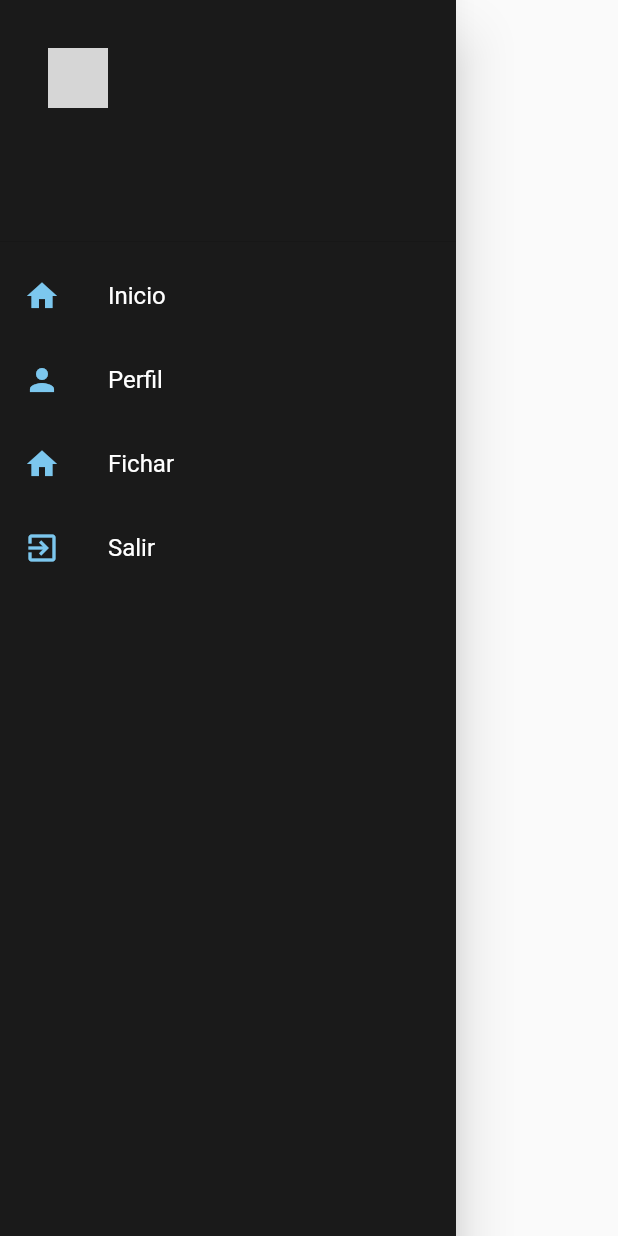
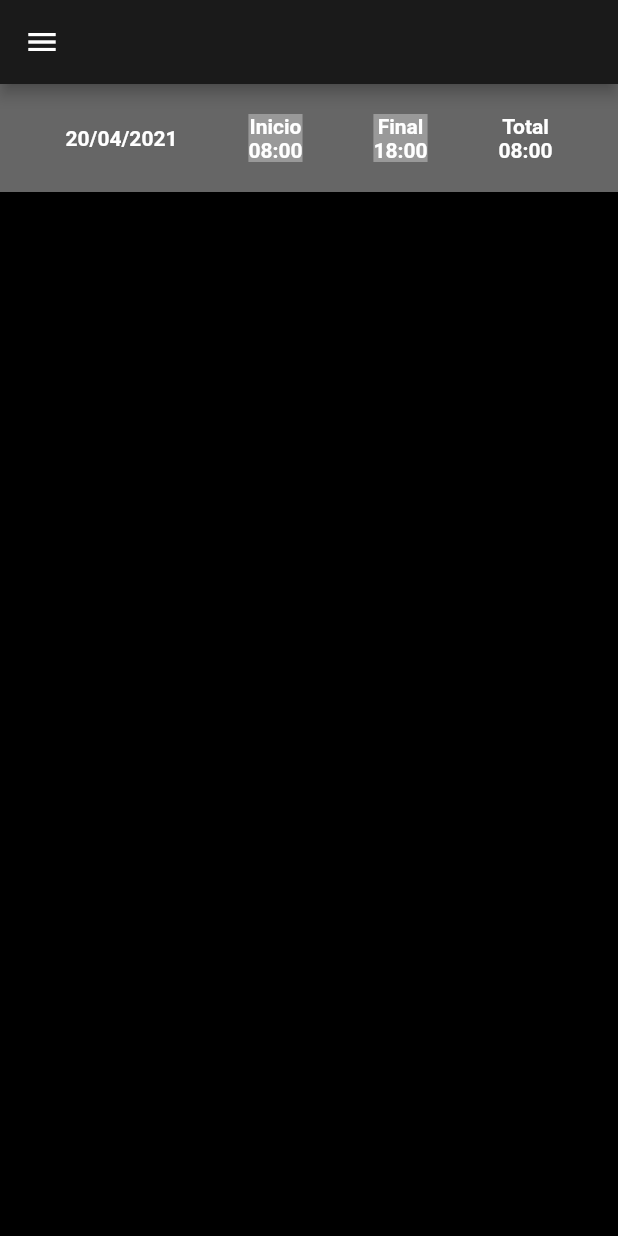
Before and after one commit to splazal97/oclock, a Flutter app: the MenuLateral widget shown alone on an empty page, opened directly, after a tap on "Fichar", on a phone screen of 412 x 824 dp. Run offline on Flutter 3.47's test engine with Material 2 defaults, Android fonts, the phone set to English and light mode, and no system bars; our stand-ins replace cloud_firestore, firebase_auth, firebase_storage, google_sign_in, image_picker; accounts and stored records are empty; network calls fail; grey boxes are pictures that could not be loaded.

```diff
--- a/lib/navigator.dart
+++ b/lib/navigator.dart
@@ -5,6 +5,7 @@ import 'package:flutter/cupertino.dart';
 import 'package:cloud_firestore/cloud_firestore.dart';
 import 'package:google_sign_in/google_sign_in.dart';
 import 'package:oclock/pagina_acceso.dart';
+import 'package:oclock/pagina_fichar.dart';
 import 'package:oclock/pagina_home.dart';
 import 'package:oclock/perfil.dart';
 
@@ -53,6 +54,9 @@ class _MenuLateralState extends State<MenuLateral>{
   void _irPerfil() async {
     navegarHacia(context, CrearPerfil());
   }
+  void _irFichar() async {
+    navegarHacia(context, FicharPage());
+  }
   @override
   Widget build(BuildContext context){
     return Drawer(
@@ -90,6 +94,7 @@ class _MenuLateralState extends State<MenuLateral>{
               title: Text('Fichar',style: TextStyle(color: Colors.white),),
               leading: Icon(Icons.home,color: Color(0xff7CC7EE),),
               onTap: (){
+                _irFichar();
 
               },
             ),
--- /dev/null
+++ b/lib/pagina_fichar.dart
@@ -0,0 +1,98 @@
+import 'package:flutter/material.dart';
+import 'util.dart';
+
+import 'navigator.dart';
+
+class FicharPage extends StatefulWidget {
+
+  @override
+  createState() => _FicharPageState();
+}
+class _FicharPageState extends State<FicharPage>{
+
+  @override
+  build(context) =>Scaffold(
+    appBar: AppBar(
+      backgroundColor: Color(0xFF1a1a1a),
+      actions: <Widget>[
+      ],
+    ),
+    drawer: Drawer(child: MenuLateral(),),
+    backgroundColor: Colors.black,
+    body:
+    Container(
+      padding: EdgeInsets.all(20),
+      color: Color(0xFF666666),
+        child: SingleChildScrollView(
+          child: Row(
+            crossAxisAlignment: CrossAxisAlignment.center ,
+            mainAxisAlignment: MainAxisAlignment.spaceAround,
+            children: [
+              Container(
+                color: Color(0xFF666666),
+                child: Column(
+                  children: [
+                    Text('20/04/2021',
+                      textAlign: TextAlign.center,
+                      overflow: TextOverflow.ellipsis,
+                      style: const TextStyle(fontWeight: FontWeight.bold,color: Colors.white ),
+                    ),
+                  ],
+                ),
+              ),
+              Container(
+                color: Color(0xFF999999),
+                child: Column(
+                  children: [
+                    Text('Inicio',
+                      textAlign: TextAlign.center,
+                      overflow: TextOverflow.ellipsis,
+                      style: const TextStyle(fontWeight: FontWeight.bold,color: Colors.white ),
+                    ),
+                    Text('08:00',
+                      textAlign: TextAlign.center,
+                      overflow: TextOverflow.ellipsis,
+                      style: const TextStyle(fontWeight: FontWeight.bold, color: Colors.white),),
+                  ],
+                ),
+              ),
+              Container(
+                color: Color(0xFF999999),
+                child: Column(
+                  children: [
+                    Text('Final',
+                      textAlign: TextAlign.center,
+                      overflow: TextOverflow.ellipsis,
+                      style: const TextStyle(fontWeight: FontWeight.bold,color: Colors.white ),
+                    ),
+                    Text('18:00',
+                      textAlign: TextAlign.center,
+                      overflow: TextOverflow.ellipsis,
+                      style: const TextStyle(fontWeight: FontWeight.bold, color: Colors.white),),
+                  ],
+                ),
+              ),
+              Container(
+                color: Color(0xFF666666),
+                child: Column(
+                  children: [
+                    Text('Total',
+                      textAlign: TextAlign.center,
+                      overflow: TextOverflow.ellipsis,
+                      style: const TextStyle(fontWeight: FontWeight.bold,color: Colors.white ),
+                    ),
+                  Text('08:00',
+                    textAlign: TextAlign.center,
+                    overflow: TextOverflow.ellipsis,
+                    style: const TextStyle(fontWeight: FontWeight.bold, color: Colors.white),),
+                ],
+              ),
+              ),
+        ],
+      ),
+        ),
+
+    ),
+  );
+
+}
```
